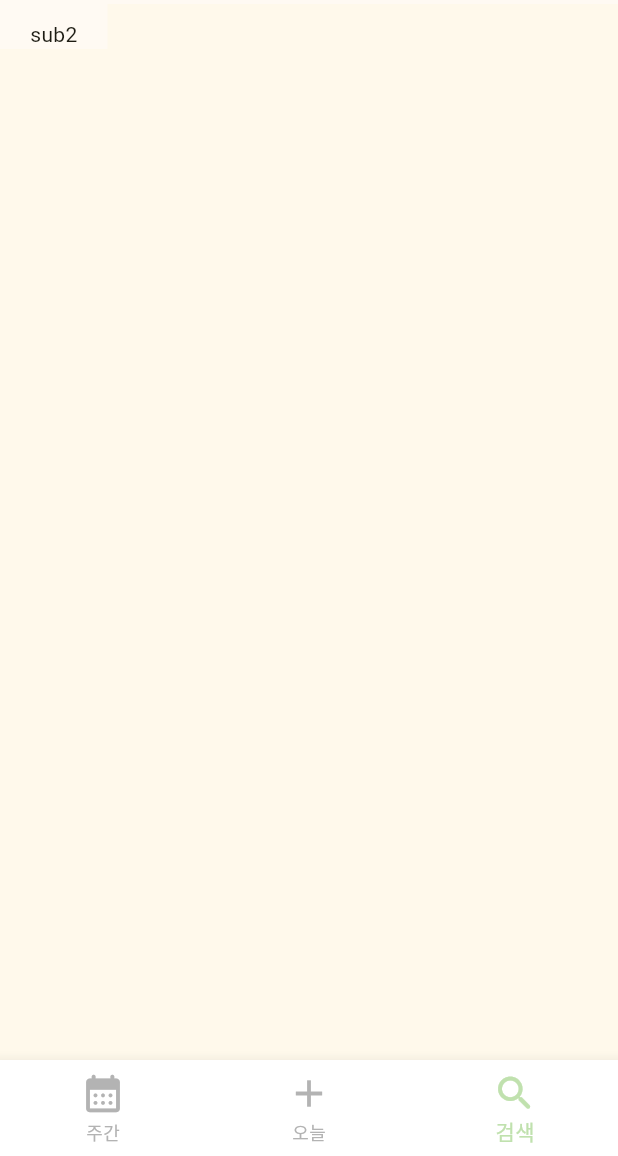
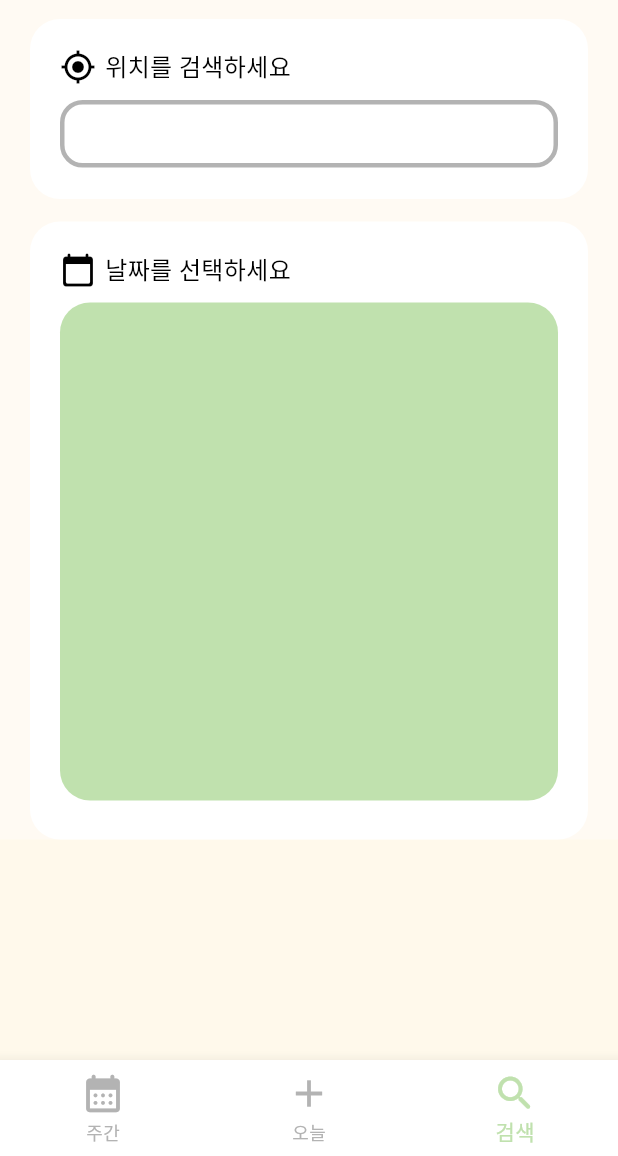
Before and after one commit to y-y41/OOTD-Front, a Flutter app: the screen it shows after launch, item 3 of the bottom bar chosen, on a phone screen of 412 x 824 dp, the part 80-1236 px from its top. Run offline on Flutter 3.47's test engine with Material 3 defaults, Android fonts, the phone set to English and light mode, and no system bars; our stand-ins replace fl_chart; Roboto replaces fonts that are missing (Pretendard); project files that could hold a hidden picture were left out.

Commit message:
search screen (sub tab2) layout

```diff
--- a/lib/screens/home_screen.dart
+++ b/lib/screens/home_screen.dart
@@ -1,5 +1,6 @@
 import 'package:flutter/material.dart';
 import 'package:madcamp_w2/config/color_chart.dart';
+import 'package:madcamp_w2/screens/search_screen.dart';
 import 'package:madcamp_w2/screens/today_screen.dart';
 import 'package:madcamp_w2/screens/week_screen.dart';
 
@@ -11,7 +12,7 @@ class HomeScreen extends StatefulWidget {
 }
 
 class _HomeScreenState extends State<HomeScreen> {
-  List<Widget> pages = [WeekScreen(), TodayScreen(), Text('sub2')];
+  List<Widget> pages = [WeekScreen(), TodayScreen(), SearchScreen()];
   var index = 1;
 
   @override
--- /dev/null
+++ b/lib/screens/search_screen.dart
@@ -0,0 +1,100 @@
+import 'package:flutter/material.dart';
+import 'package:madcamp_w2/config/color_chart.dart';
+
+class SearchScreen extends StatelessWidget {
+  const SearchScreen({Key? key}) : super(key: key);
+
+  @override
+  Widget build(BuildContext context) {
+    return SingleChildScrollView(
+      child: Column(
+        children: [
+          Container(
+            width: MediaQuery.of(context).size.width,
+            height: 120,
+            padding: EdgeInsets.all(20),
+            decoration: BoxDecoration(
+                color: Colors.white, borderRadius: BorderRadius.circular(20)),
+            child: Column(
+              children: [
+                Row(
+                  children: [
+                    Icon(
+                      Icons.my_location,
+                      color: Colors.black,
+                      size: 24,
+                    ),
+                    SizedBox(
+                      width: 6,
+                    ),
+                    Text(
+                      '위치를 검색하세요',
+                      style: TextStyle(
+                          color: Colors.black,
+                          fontSize: 16,
+                          fontWeight: FontWeight.w500),
+                    )
+                  ],
+                ),
+                SizedBox(
+                  height: 10,
+                ),
+                Container(
+                  width: MediaQuery.of(context).size.width - 80,
+                  height: 45,
+                  decoration: BoxDecoration(
+                      borderRadius: BorderRadius.circular(15),
+                      border:
+                          Border.all(color: ColorChart.ootdTextGrey, width: 3)),
+                )
+              ],
+            ),
+          ),
+          SizedBox(
+            height: 15,
+          ),
+          Container(
+            width: MediaQuery.of(context).size.width,
+            height: MediaQuery.of(context).size.width,
+            padding: EdgeInsets.all(20),
+            decoration: BoxDecoration(
+                color: Colors.white, borderRadius: BorderRadius.circular(20)),
+            child: Column(
+              children: [
+                Row(
+                  children: [
+                    Icon(
+                      Icons.calendar_today_rounded,
+                      color: Colors.black,
+                      size: 24,
+                    ),
+                    SizedBox(
+                      width: 6,
+                    ),
+                    Text(
+                      '날짜를 선택하세요',
+                      style: TextStyle(
+                          color: Colors.black,
+                          fontSize: 16,
+                          fontWeight: FontWeight.w500),
+                    )
+                  ],
+                ),
+                SizedBox(
+                  height: 10,
+                ),
+                Container(
+                  width: MediaQuery.of(context).size.width - 80,
+                  height: MediaQuery.of(context).size.width - 80,
+                  decoration: BoxDecoration(
+                      color: ColorChart.ootdGreen,
+                      borderRadius: BorderRadius.circular(20)),
+                )
+              ],
+            ),
+          )
+        ],
+      ),
+    );
+  }
+}
--- a/pubspec.yaml
+++ b/pubspec.yaml
@@ -36,6 +36,8 @@ dependencies:
   # Use with the CupertinoIcons class for iOS style icons.
   cupertino_icons: ^1.0.6
   fl_chart: ^0.69.2
+  http: ^1.2.2
+  flutter_dotenv: ^5.2.1
 
 dev_dependencies:
   flutter_test:
```
Also changed, not shown: pubspec.lock.
